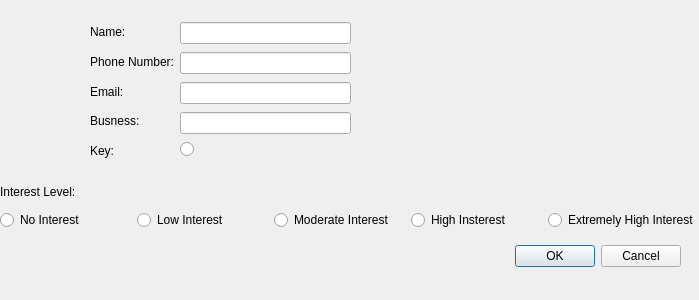
Team-llamas/Project-1, file brochure/addcustomer.ui: the form before one commit.
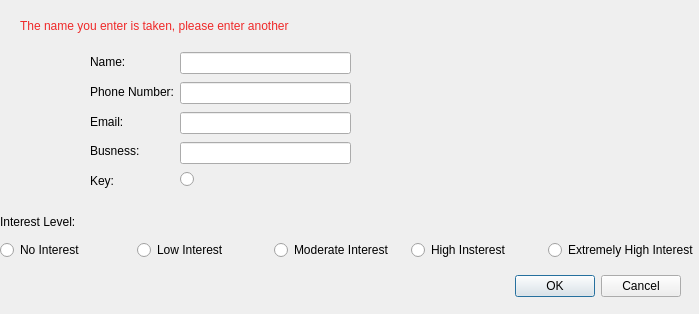
The form after the commit.

What changed in the file:
```diff
--- a/brochure/addcustomer.ui
+++ b/brochure/addcustomer.ui
@@ -7,7 +7,7 @@
     <x>0</x>
     <y>0</y>
     <width>699</width>
-    <height>300</height>
+    <height>314</height>
    </rect>
   </property>
   <property name="windowTitle">
@@ -17,7 +17,7 @@
    <property name="geometry">
     <rect>
      <x>340</x>
-     <y>240</y>
+     <y>270</y>
      <width>341</width>
      <height>32</height>
     </rect>
@@ -29,16 +29,16 @@
     <set>QDialogButtonBox::Cancel|QDialogButtonBox::Ok</set>
    </property>
   </widget>
-  <widget class="QWidget" name="">
+  <widget class="QWidget" name="layoutWidget">
    <property name="geometry">
     <rect>
      <x>90</x>
-     <y>20</y>
+     <y>50</y>
      <width>261</width>
      <height>143</height>
     </rect>
    </property>
-   <layout class="QHBoxLayout" name="horizontalLayout_2">
+   <layout class="QHBoxLayout" name="pairLayout">
     <item>
      <layout class="QVBoxLayout" name="infoLayout">
       <item>
@@ -103,11 +103,11 @@
     </item>
    </layout>
   </widget>
-  <widget class="QWidget" name="">
+  <widget class="QWidget" name="layoutWidget">
    <property name="geometry">
     <rect>
      <x>0</x>
-     <y>180</y>
+     <y>210</y>
      <width>699</width>
      <height>50</height>
     </rect>
@@ -161,6 +161,22 @@
     </item>
    </layout>
   </widget>
+  <widget class="QLabel" name="invalidNameLabel">
+   <property name="geometry">
+    <rect>
+     <x>20</x>
+     <y>10</y>
+     <width>351</width>
+     <height>31</height>
+    </rect>
+   </property>
+   <property name="styleSheet">
+    <string notr="true">color: rgb(239, 41, 41);</string>
+   </property>
+   <property name="text">
+    <string>The name you enter is taken, please enter another</string>
+   </property>
+  </widget>
  </widget>
  <resources/>
  <connections>
```
